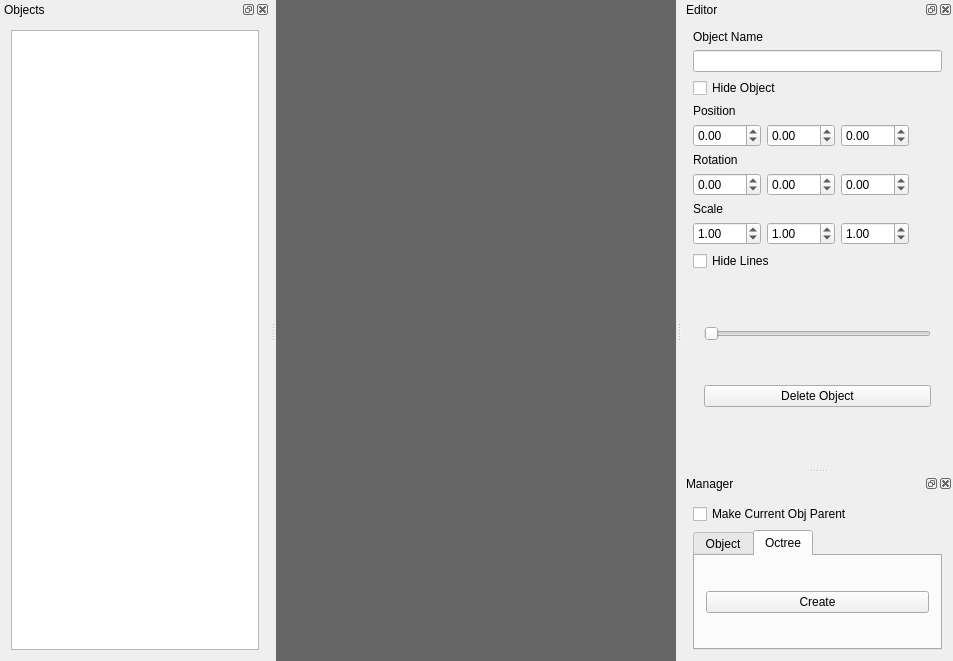
RicardoBusta/Doutorado, file ModelagemQT/mainwindow.ui: the form before one commit.
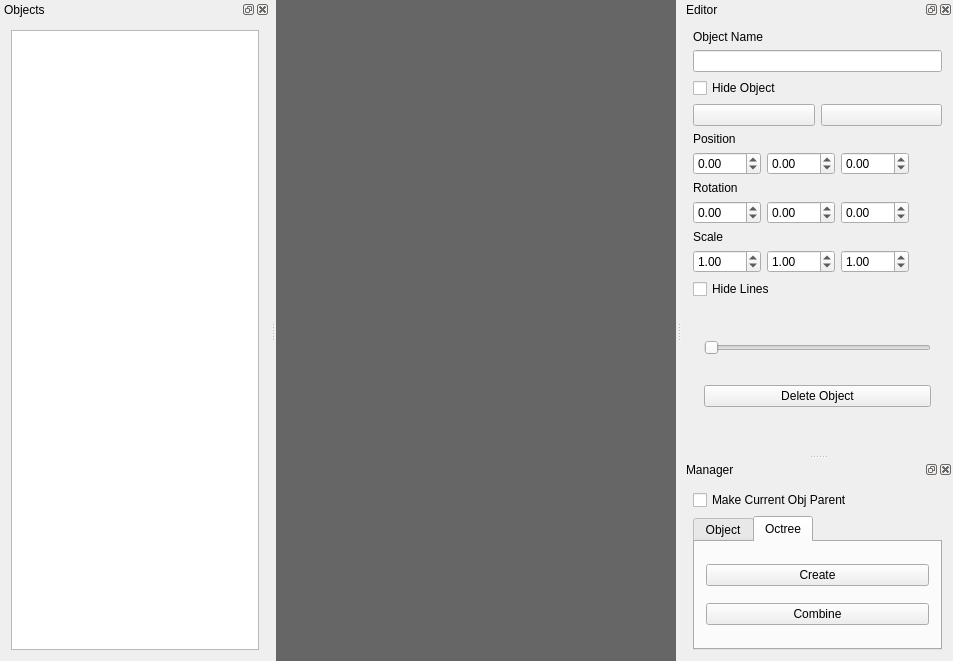
The form after the commit. Custom widgets are drawn as their Qt base class.

Diff of the .ui file:
```diff
--- a/ModelagemQT/mainwindow.ui
+++ b/ModelagemQT/mainwindow.ui
@@ -104,6 +104,24 @@
        </property>
       </widget>
      </item>
+     <item>
+      <layout class="QHBoxLayout" name="horizontalLayout">
+       <item>
+        <widget class="QPushButton" name="pushButton_2">
+         <property name="text">
+          <string/>
+         </property>
+        </widget>
+       </item>
+       <item>
+        <widget class="QPushButton" name="pushButton_3">
+         <property name="text">
+          <string/>
+         </property>
+        </widget>
+       </item>
+      </layout>
+     </item>
      <item>
       <layout class="QGridLayout" name="gridLayout">
        <item row="1" column="0">
@@ -357,6 +375,13 @@
            </property>
           </widget>
          </item>
+         <item>
+          <widget class="QPushButton" name="operate_octree_button">
+           <property name="text">
+            <string>Combine</string>
+           </property>
+          </widget>
+         </item>
         </layout>
        </widget>
       </widget>
```
